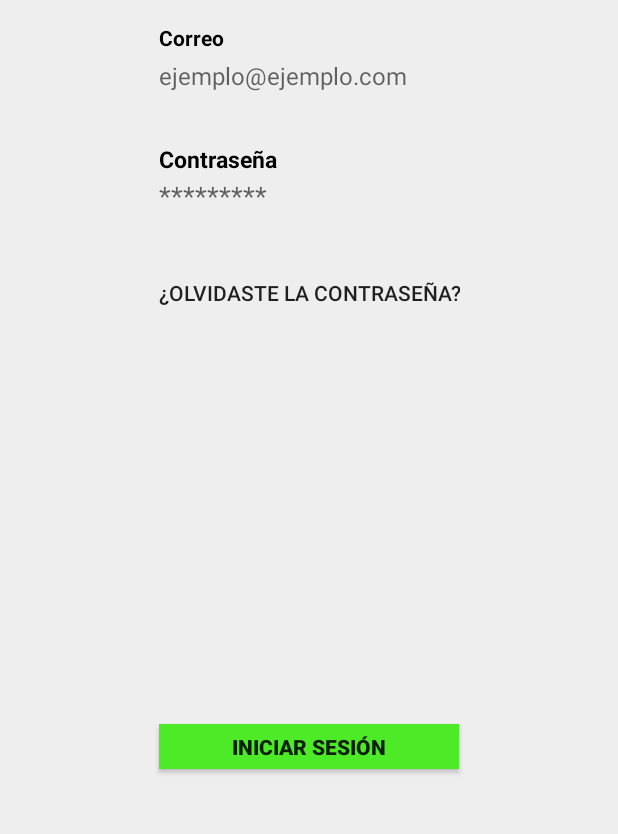
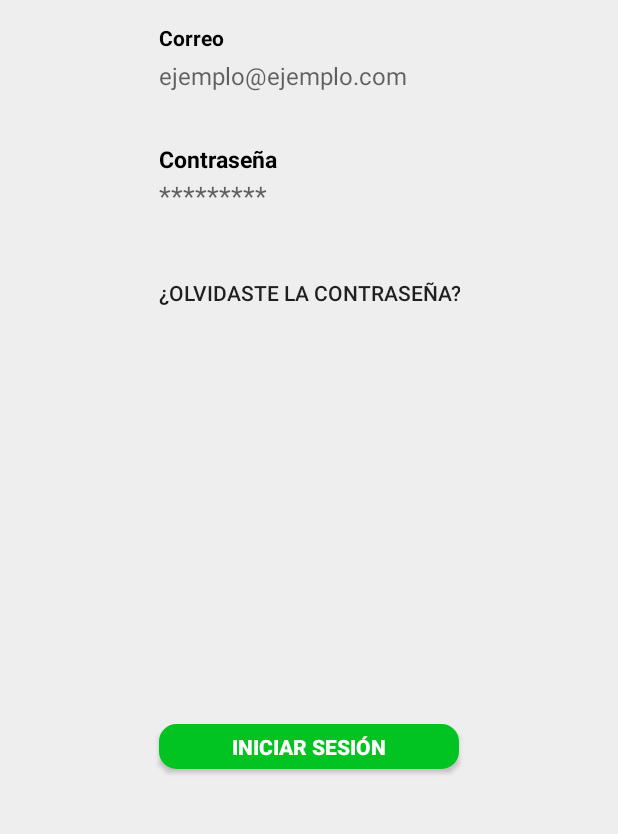
Before and after one commit to victor-saru/ProyectoFinal, an Android app: the screen it shows after launch (MainActivity), on a phone screen of 412 x 824 dp, the part 344-1178 px from its top. Run offline under Robolectric (Android 15) with nearby library versions, the phone set to English and light mode, and no system bars.

Commit message:
Redondear botones y traducir hint text correo

```diff
--- /dev/null
+++ b/CoachManager/app/src/main/res/drawable/boton_redondeado.xml
@@ -0,0 +1,11 @@
+<?xml version="1.0" encoding="utf-8"?>
+<shape xmlns:android="http://schemas.android.com/apk/res/android">
+    <solid android:color="#01C321"/>
+
+    <stroke android:width="3dp" android:color="#01C321" />
+
+    <corners android:radius="10dp"/>
+
+    <padding android:left="0dp" android:top="0dp" android:right="0dp" android:bottom="0dp" />
+
+</shape>
--- a/CoachManager/app/src/main/res/layout/activity_main.xml
+++ b/CoachManager/app/src/main/res/layout/activity_main.xml
@@ -47,7 +47,7 @@
         android:layout_centerHorizontal="true"
         android:background="#EEEEEE"
         android:ems="10"
-        android:hint="ejemplo@ejemplo.com"
+        android:hint="@string/hintCorreo"
         android:inputType="textPersonName"
         android:singleLine="false"
         android:textSize="16dp" />
@@ -82,8 +82,9 @@
         android:layout_alignParentBottom="true"
         android:layout_centerHorizontal="true"
         android:layout_marginBottom="82dp"
-        android:background="#4dea28"
+        android:background="@drawable/boton_redondeado"
         android:text="@string/btnLogin"
+        android:textColor="@android:color/white"
         android:textStyle="bold" />
 
 </RelativeLayout>
--- a/CoachManager/app/src/main/res/values/strings.xml
+++ b/CoachManager/app/src/main/res/values/strings.xml
@@ -4,6 +4,7 @@
     <string name="lblPasswordLogin">Contraseña</string>
     <string name="btnLogin">Iniciar sesión</string>
     <string name="btnRecordarPassword">¿Olvidaste la contraseña?</string>
+    <string name="hintCorreo">ejemplo@ejemplo.com</string>
 
 
 </resources>
```
Also changed, not shown: 2 other files.
